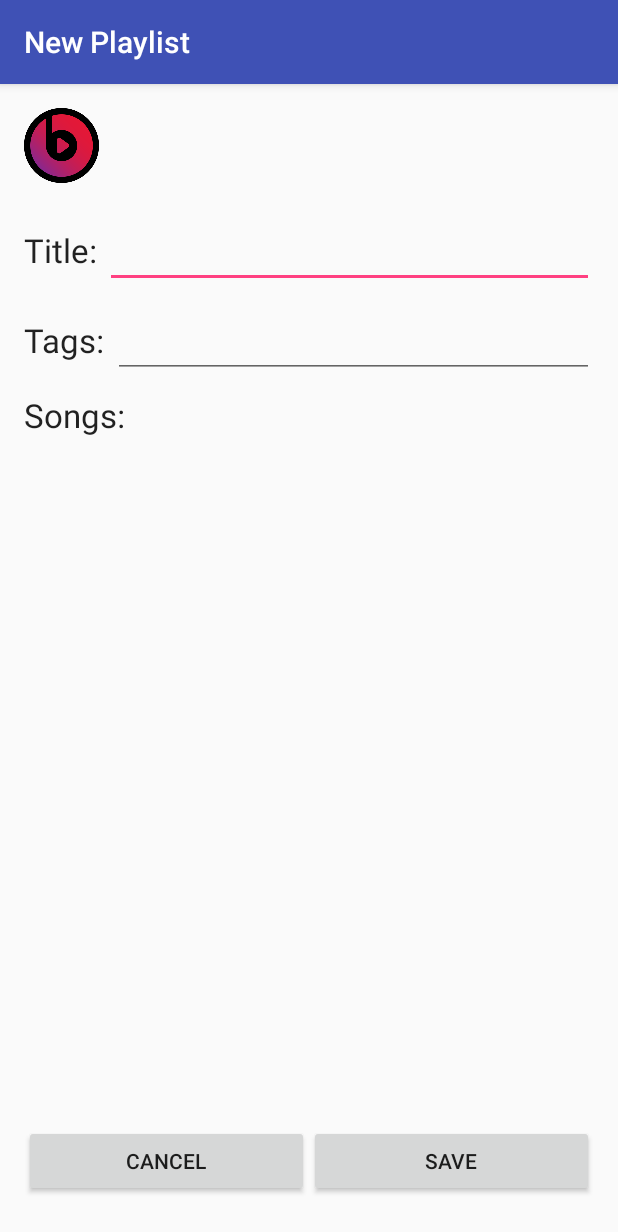
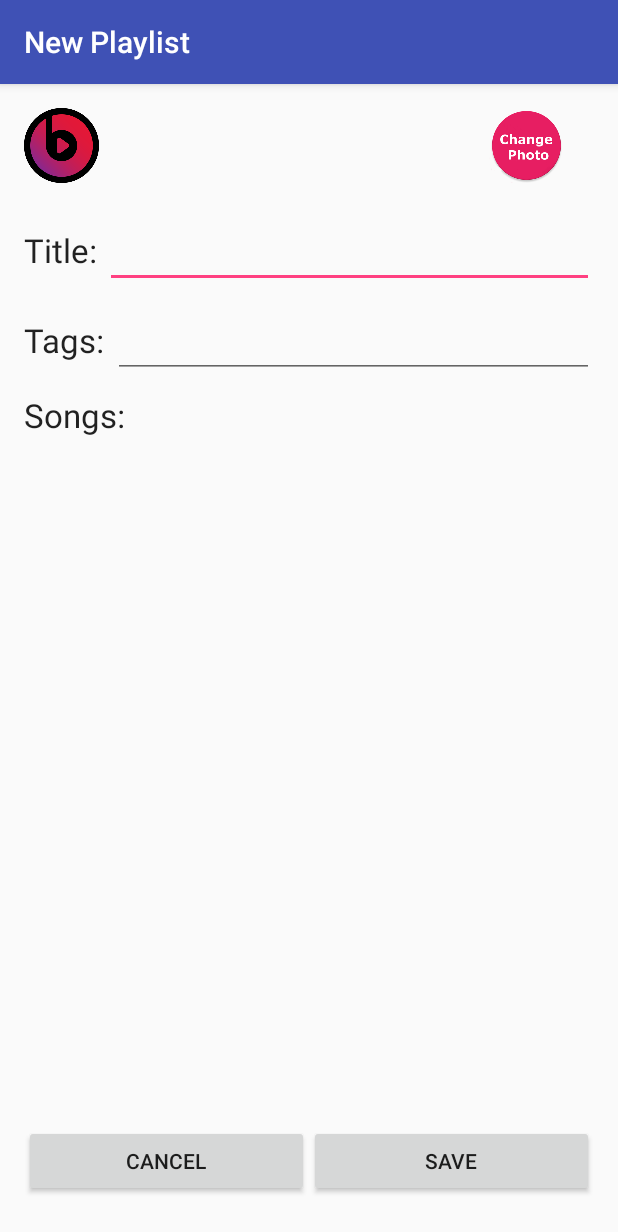
Before and after one commit to rotem-ad/Beats, an Android app: the PlaylistNewFragment screen opened directly, with no data from a screen before it, on a phone screen of 412 x 824 dp. Shown: the top 1232 px of the screen. Run offline under Robolectric (Android 15) with nearby library versions, the phone set to English and light mode, and no system bars; our stand-ins replace Firebase (no records; nobody signed in at launch, a user with empty details on screens opened directly); libraries missing offline, so code that uses them is left out: com.cloudinary, com.cloudinary.utils; 1 statement that could not run was skipped.

Commit message:
Create Cloudinary infrastructure: Create ModelCloudinary class. Create methods in ModelCloudinary class. Create interfaces and methods in Model class. Implement methods in Mode class. Upload Image method implementation in ModelCloudinary class. Create Button for changing the photo in PlaylistNewFragment.

```diff
--- a/app/src/main/java/com/example/rotem/beats/Model/Model.java
+++ b/app/src/main/java/com/example/rotem/beats/Model/Model.java
@@ -1,6 +1,7 @@
 package com.example.rotem.beats.Model;
 
 import android.content.Context;
+import android.graphics.Bitmap;
 
 import com.example.rotem.beats.MyApplication;
 
@@ -14,7 +15,8 @@ public class Model {
     private final static Model instance = new Model();
     Context context;
     ModelFirebase modelFirebase;
-    //ModelCoulinary modelCloudinary;
+    ModelCloudinary modelCloudinary;
+
     //ModelSql modelSql;
 
     public interface GetPlaylistsListener{
@@ -37,10 +39,19 @@ public class Model {
     }
 
 
+    public interface SaveImageListener{
+        public void onDone();
+    }
+
+    public interface GetImageListener{
+        public void onDone(Bitmap image, String imageName);
+    }
+
+
     private Model(){
         context = MyApplication.getAppContext();
         modelFirebase = new ModelFirebase();
-        //modelCloudinary = new ModelCoulinary();
+        modelCloudinary = new ModelCloudinary();
         //modelSql = new ModelSql(MyApplication.getAppContext());
     }
 
@@ -93,4 +104,28 @@ public class Model {
     public void addPlaylist(Playlist playlist, final Model.AddPlaylistListener listener) {
         modelFirebase.addPlaylist(playlist, listener);
     }
+
+    public void saveImage(final Bitmap image, final String imageName, final SaveImageListener listener){
+        Thread t = new Thread(){
+            public void run(){
+                modelCloudinary.saveImage(image, imageName, listener);
+            }
+        };
+    }
+
+
+    public void getImage(String imageName, GetImageListener listener){
+        modelCloudinary.getImage(imageName, listener);
+    }
+
+
+
+
+
+
+
+
+
+
+
 }
--- a/app/src/main/java/com/example/rotem/beats/PlaylistNewFragment.java
+++ b/app/src/main/java/com/example/rotem/beats/PlaylistNewFragment.java
@@ -3,13 +3,17 @@ package com.example.rotem.beats;
 
 import android.app.Activity;
 import android.content.Intent;
+import android.graphics.Bitmap;
+import android.graphics.BitmapFactory;
 import android.os.Bundle;
 import android.support.v4.app.Fragment;
+import android.util.Log;
 import android.view.LayoutInflater;
 import android.view.View;
 import android.view.ViewGroup;
 import android.widget.Button;
 import android.widget.EditText;
+import android.widget.ImageButton;
 import android.widget.Toast;
 
 import com.example.rotem.beats.Model.Model;
@@ -26,7 +30,7 @@ public class PlaylistNewFragment extends Fragment {
     String author;
     Button saveBtn;
     Button cancelBtn;
-
+    ImageButton addButton;
 
     public PlaylistNewFragment() {
         // Required empty public constructor
@@ -38,6 +42,23 @@ public class PlaylistNewFragment extends Fragment {
                              Bundle savedInstanceState) {
         // Inflate the layout for this fragment
         View rootView = inflater.inflate(R.layout.fragment_playlist_new, container, false);
+
+//        addButton = (ImageButton) addButton.findViewById(R.id.playlist_button_add);
+//        addButton.setOnClickListener(new View.OnClickListener() {
+//            @Override
+//            public void onClick(View v) {
+//
+//                Bitmap image = BitmapFactory.decodeResource(getResources(), R.drawable.image02);
+//                Model.getInstance().saveImage(image, "image02.jpg", new Model.SaveImageListener() {
+//                    @Override
+//                    public void onDone() {
+//                        Log.d("TAG", "save image finished");
+//                    }
+//                });
+//            }
+//        });
+
+
         init(rootView);
         return rootView;
     }
--- a/app/src/main/res/layout/activity_playlist_new.xml
+++ b/app/src/main/res/layout/activity_playlist_new.xml
@@ -13,6 +13,10 @@
         android:layout_width="match_parent"
         android:layout_height="match_parent"
         android:id="@+id/playlist_new_frag_container">
+
     </FrameLayout>
 
+
+
+
 </RelativeLayout>
--- a/app/src/main/res/layout/fragment_playlist_new.xml
+++ b/app/src/main/res/layout/fragment_playlist_new.xml
@@ -7,7 +7,8 @@
     <LinearLayout
         android:layout_width="match_parent"
         android:layout_height="wrap_content"
-        android:orientation="vertical">
+        android:orientation="vertical"
+        android:id="@+id/linearLayout">
 
         <LinearLayout
             android:layout_width="match_parent"
@@ -20,6 +21,7 @@
                 android:layout_width="50dp"
                 android:layout_height="50dp"
                 android:src="@drawable/beats2" />
+
         </LinearLayout>
 
         <LinearLayout
@@ -73,6 +75,9 @@
                 android:textAppearance="?android:attr/textAppearanceLarge" />
         </LinearLayout>
 
+
+
+
     </LinearLayout>
 
 
@@ -96,4 +101,18 @@
 
     </LinearLayout>
 
+
+    <ImageButton
+        android:id="@+id/playlist_button_add"
+        android:layout_width="50dp"
+        android:layout_height="50dp"
+        android:src="@drawable/plus3"
+        android:background="@android:color/transparent"
+        android:scaleType="fitXY"
+        android:layout_gravity="right"
+        android:layout_marginLeft="20dp"
+        android:layout_marginRight="20dp"
+        android:layout_alignParentTop="true"
+        android:layout_alignParentEnd="true" />
+
 </RelativeLayout>
```
Also changed, not shown: app/src/main/java/com/example/rotem/beats/Model/ModelCloudinary.java (added, +56 -0 lines), app/src/main/java/com/example/rotem/beats/PlaylistNewActivity.java (+22 -0 lines), app/src/main/res/drawable/image02.jpg (added), app/src/main/res/drawable/plus3.png (added).
